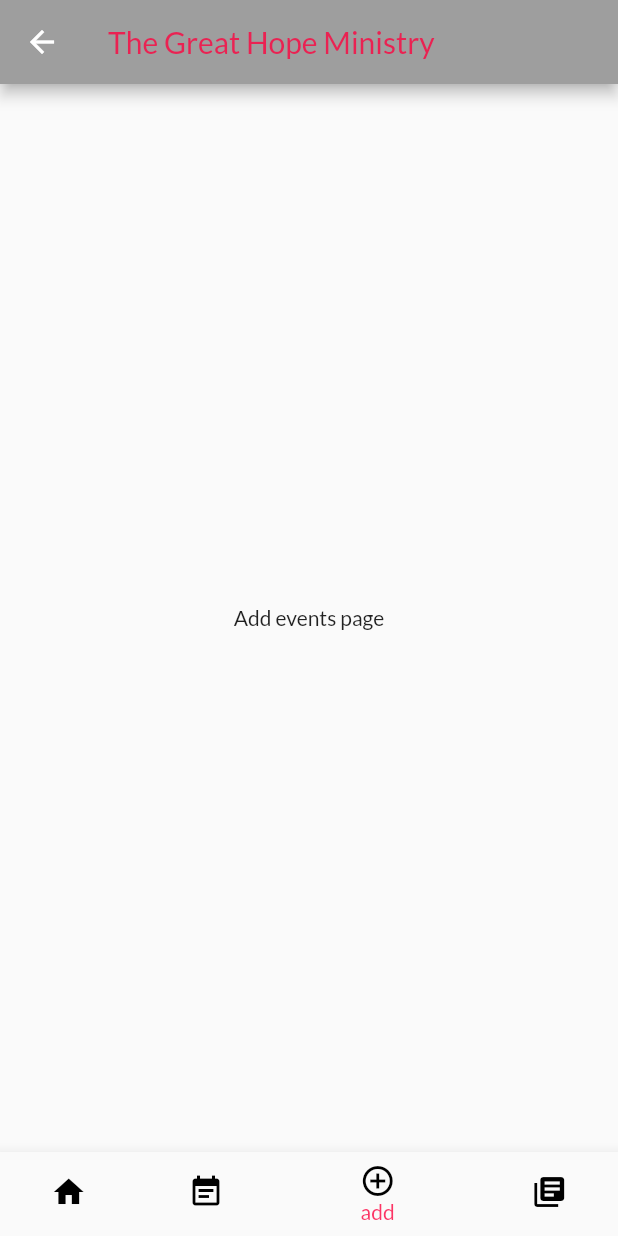
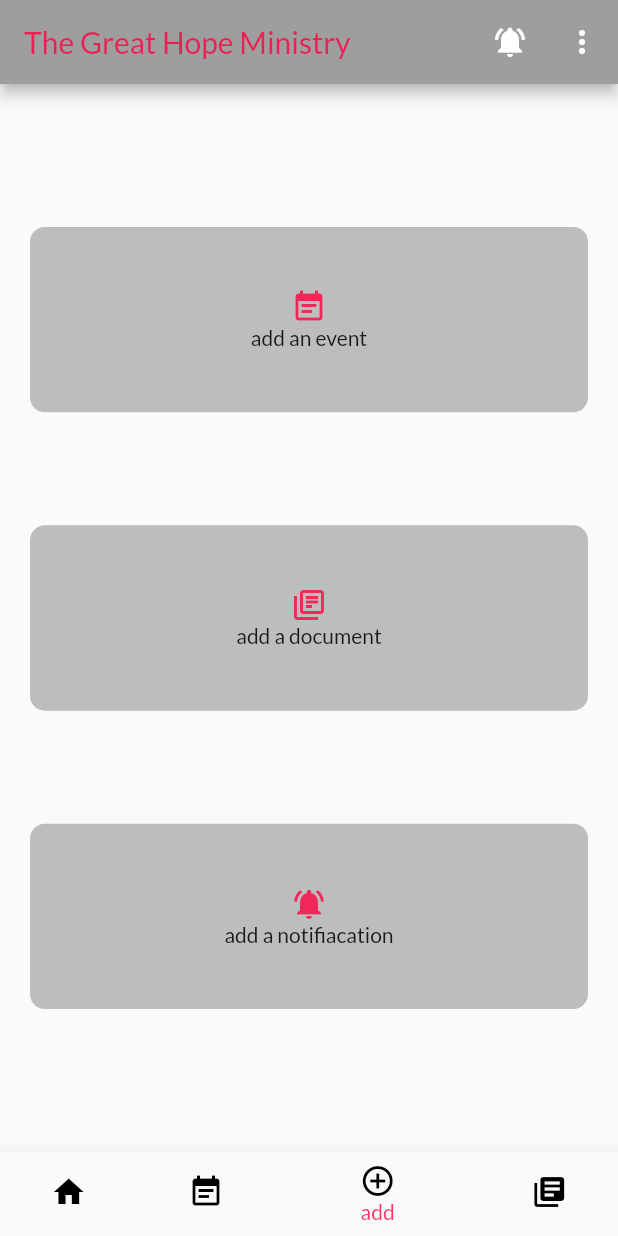
Before and after one commit to chotixity/great_hope, a Flutter app: the Homepage screen opened by its route, item 3 of the bottom bar chosen, on a phone screen of 412 x 824 dp. Run offline on Flutter 3.47's test engine with Material 2 defaults, Android fonts, the phone set to English and light mode, and no system bars; our stand-ins replace animated_splash_screen; missing offline and left inert: text_divider.

Commit message:
populatef the add events screen

```diff
--- a/lib/screens/add.dart
+++ b/lib/screens/add.dart
@@ -1,12 +1,23 @@
 import 'package:flutter/material.dart';
+
+import '../widgets/event_widget_add.dart';
 
 class Add extends StatelessWidget {
   const Add({super.key});
 
   @override
   Widget build(BuildContext context) {
-    return const Center(
-      child: Text('Add events page'),
+    return Padding(
+      padding: const EdgeInsets.all(20.0),
+      child: Column(
+        crossAxisAlignment: CrossAxisAlignment.stretch,
+        mainAxisAlignment: MainAxisAlignment.spaceEvenly,
+        children: [
+          Event(Icons.event_note, 'add an event', () {}),
+          Event(Icons.library_books_outlined, 'add a document', () {}),
+          Event(Icons.notifications_active, 'add a notifiacation', () {}),
+        ],
+      ),
     );
   }
 }
--- a/lib/screens/events.dart
+++ b/lib/screens/events.dart
@@ -6,7 +6,7 @@ class Events extends StatelessWidget {
   @override
   Widget build(BuildContext context) {
     return const Center(
-      child: Text('See whats in store for you in GH coming days'),
+      child: Text('Upcoming events in GH'),
     );
   }
 }
--- a/lib/widgets/Card.dart
+++ b/lib/widgets/Card.dart
@@ -37,7 +37,10 @@ class HomepageCard extends StatelessWidget {
                         thickness: 1,
                         color: theme.primaryColor,
                       ),
-                      Text(time)
+                      Text(
+                        time,
+                        style: const TextStyle(fontSize: 16),
+                      )
                     ],
                   ),
                 ),
--- a/lib/widgets/bottom_bar.dart
+++ b/lib/widgets/bottom_bar.dart
@@ -35,11 +35,18 @@ class _HomepageState extends State<Homepage> {
 
     return Scaffold(
       appBar: AppBar(
+        automaticallyImplyLeading: false,
         backgroundColor: Colors.grey,
         title: Text(
           'The Great Hope Ministry',
           style: TextStyle(color: theme.primaryColor),
         ),
+        actions: [
+          IconButton(
+              onPressed: () {}, icon: const Icon(Icons.notifications_active)),
+          IconButton(
+              onPressed: () {}, icon: const Icon(Icons.more_vert_outlined)),
+        ],
       ),
       body: widgetOptions.elementAt(_selectedindex),
       bottomNavigationBar: BottomNavigationBar(
--- /dev/null
+++ b/lib/widgets/event_widget_add.dart
@@ -0,0 +1,36 @@
+import 'package:flutter/material.dart';
+
+class Event extends StatelessWidget {
+  final IconData icon;
+  final String text;
+  final VoidCallback ontap;
+  const Event(this.icon, this.text, this.ontap, {super.key});
+
+  @override
+  Widget build(BuildContext context) {
+    final theme = Theme.of(context);
+    return GestureDetector(
+      onTap: ontap,
+      child: Container(
+        height: MediaQuery.of(context).size.height * .15,
+        width: MediaQuery.of(context).size.width * .4,
+        decoration: BoxDecoration(
+          borderRadius: BorderRadius.circular(10),
+          color: Colors.grey[400],
+        ),
+        child: Flexible(
+          child: Column(
+            mainAxisAlignment: MainAxisAlignment.center,
+            children: <Widget>[
+              Icon(
+                icon,
+                color: theme.primaryColor,
+              ),
+              Text(text),
+            ],
+          ),
+        ),
+      ),
+    );
+  }
+}
--- a/pubspec.yaml
+++ b/pubspec.yaml
@@ -61,7 +61,7 @@ flutter:
   # To add assets to your application, add an assets section, like this:
   assets:
     - assets/images/Rectangle 16.png
-
+    - assets/images/image6.png
   # An image asset can refer to one or more resolution-specific "variants", see
   # https://flutter.dev/assets-and-images/#resolution-aware
 
```
Also changed, not shown: lib/screens/Homepage.dart (+16 -4 lines).
